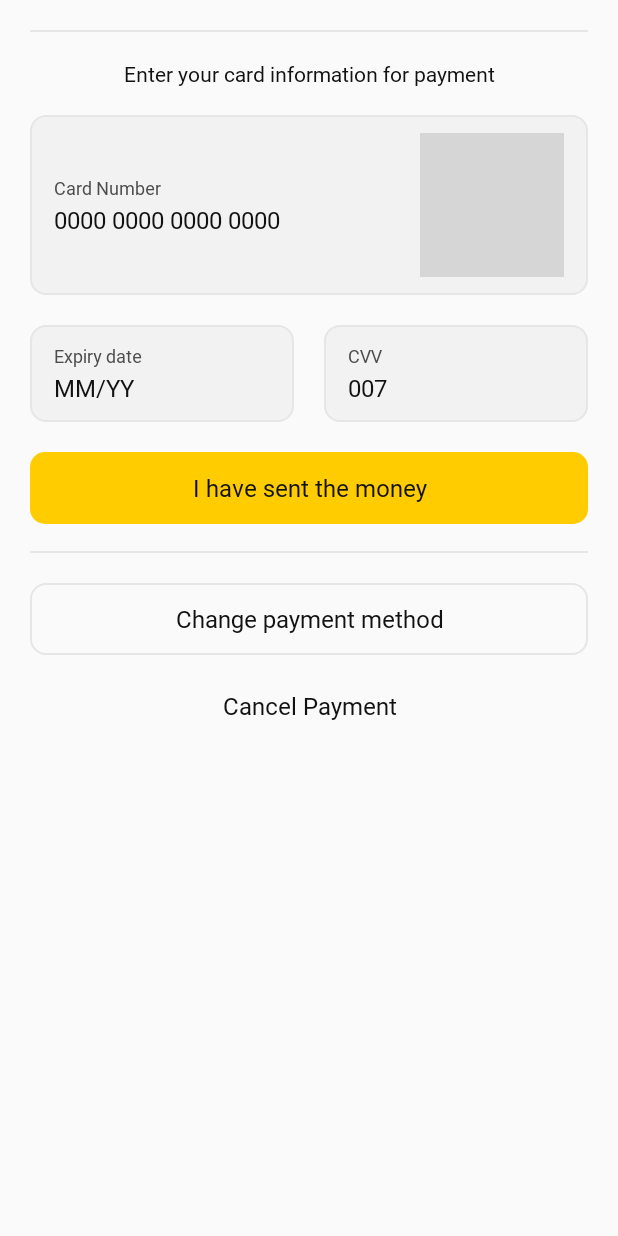
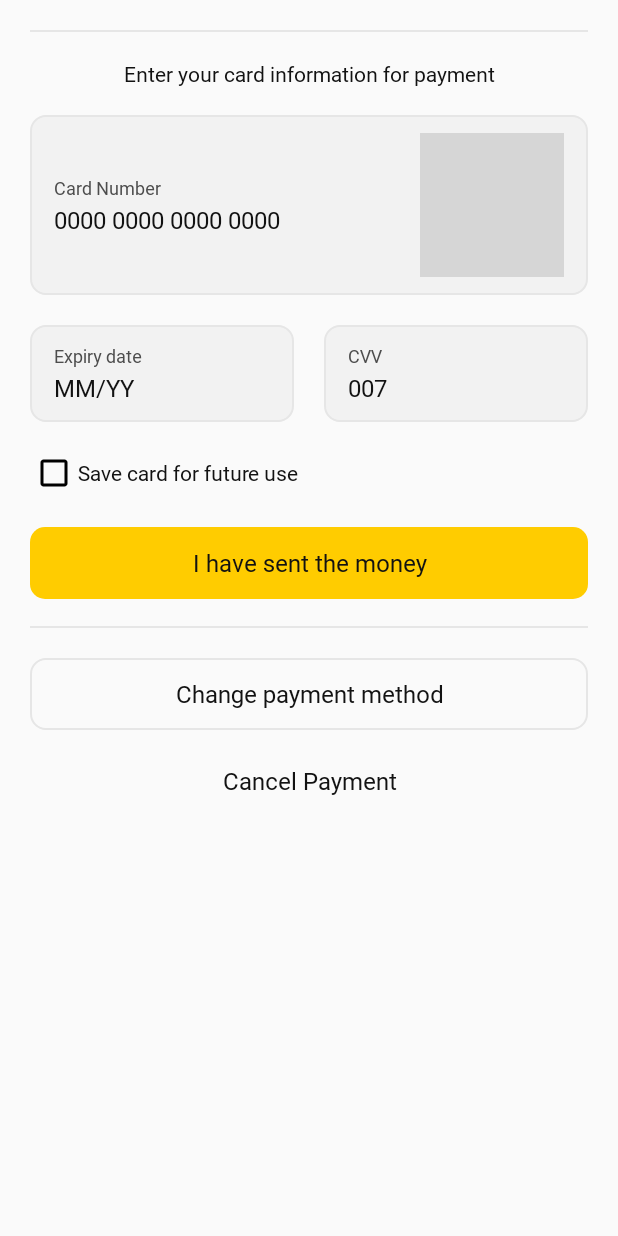
Before and after one commit to kudi-inc/nomba-android-sdk, an Android app built with Jetpack Compose: the layout card_view.xml on its own in the app's theme, with its tools: preview values and no code run, on a phone screen of 412 x 824 dp. Run offline under Robolectric (Android 15) with nearby library versions, the phone set to English and light mode, and no system bars; grey boxes are pictures that could not be loaded.

```diff
--- a/wraith/src/main/res/layout/card_view.xml
+++ b/wraith/src/main/res/layout/card_view.xml
@@ -96,6 +96,7 @@
         <androidx.constraintlayout.widget.ConstraintLayout
             android:orientation="horizontal"
             android:layout_marginTop="@dimen/size_20"
+            android:id="@+id/expiry_date_holder"
             app:layout_constraintTop_toBottomOf="@id/holder"
             android:layout_width="match_parent"
             android:layout_height="wrap_content">
@@ -192,6 +193,26 @@
         </androidx.constraintlayout.widget.ConstraintLayout>
 
 
+        <LinearLayout
+            android:layout_width="wrap_content"
+            android:layout_marginTop="@dimen/size_18"
+            android:orientation="horizontal"
+            android:layout_height="wrap_content">
+
+            <CheckBox
+                android:id="@+id/save_card"
+
+                android:buttonTint="@color/black"
+                android:layout_width="match_parent"
+                android:layout_height="wrap_content"
+                android:fontFamily="@font/inter_medium"
+                android:textColor="@color/mainText"
+                android:text="@string/save_card_for_future_use"
+                android:textSize="@dimen/font_14"
+                android:padding="@dimen/size_0"/>
+
+        </LinearLayout>
+
         <androidx.appcompat.widget.AppCompatButton
             android:layout_width="match_parent"
             android:layout_marginTop="@dimen/size_20"
--- a/wraith/src/main/res/layout/main_view.xml
+++ b/wraith/src/main/res/layout/main_view.xml
@@ -59,7 +59,7 @@
                     android:layout_height="wrap_content"/>
                 <TextView
                     android:layout_width="wrap_content"
-                    android:text="@string/_80_400_00"
+                    android:text="@string/pay_label"
                     android:id="@+id/amount_label"
                     android:textColor="@color/mainText"
                     android:fontFamily="@font/inter_black"
--- a/wraith/src/main/res/layout/transfer_view.xml
+++ b/wraith/src/main/res/layout/transfer_view.xml
@@ -190,7 +190,7 @@
                     android:fontFamily="@font/inter_medium"
                     android:textColor="@color/neutral_ten"
                     android:id="@+id/amount_label"
-                    android:text="@string/_80_400_00"
+                    android:text="@string/pay_label"
                     android:layout_height="wrap_content"/>
 
             </LinearLayout>
--- a/wraith/src/main/res/values/strings.xml
+++ b/wraith/src/main/res/values/strings.xml
@@ -15,7 +15,7 @@
     <string name="account_name">Account Name</string>
     <string name="abdullahi_abodunrin">Abdullahi Abodunrin</string>
     <string name="amount">Amount</string>
-    <string name="_80_400_00">₦ 80,400.00</string>
+    <string name="pay_label">₦ %1$s</string>
     <string name="use_this_account_only_for_this_transaction">Use this account only for this transaction</string>
     <string name="change_payment_method">Change payment method</string>
     <string name="i_have_sent_the_money">I have sent the money</string>
@@ -55,4 +55,5 @@
     <string name="mm_yy">MM/YY</string>
     <string name="cvv">CVV</string>
     <string name="_007">007</string>
+    <string name="save_card_for_future_use">Save card for future use</string>
 </resources>
```
Also changed, not shown: wraith/src/main/java/com/nomba/wraith/core/NombaManager.kt (+9 -5 lines), wraith/src/main/res/drawable/checkbox_bg.xml (added, +16 -0 lines).
